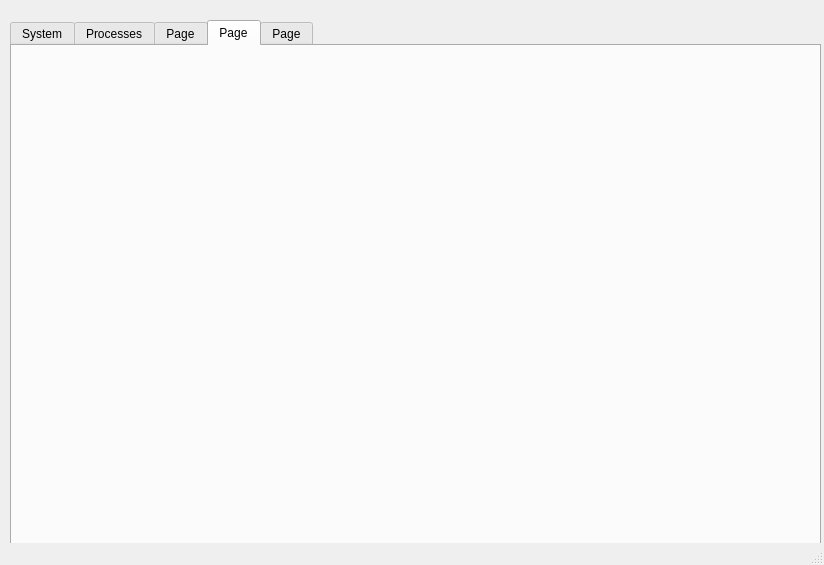
First picture: the form in mainwindow.ui, repository es6/task-manager, before the edit.
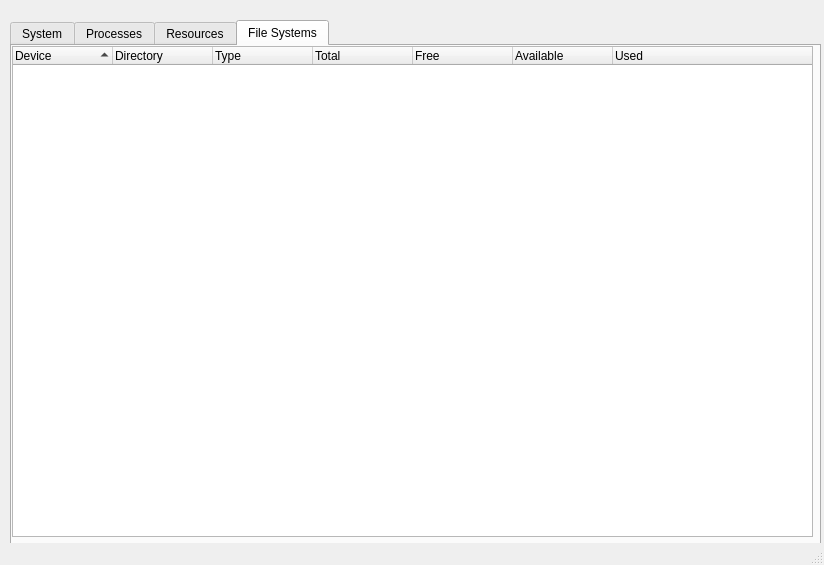
Second picture: the form after the edit. The open tabs and pages were chosen to show the change.

Commit message: File Systems Done. Merged with Processes

Patch:
```diff
--- a/mainwindow.ui
+++ b/mainwindow.ui
@@ -158,18 +158,61 @@
     </widget>
     <widget class="QWidget" name="tab_3">
      <attribute name="title">
-      <string>Page</string>
+      <string>Resources</string>
      </attribute>
     </widget>
     <widget class="QWidget" name="tab_4">
      <attribute name="title">
-      <string>Page</string>
+      <string>File Systems</string>
      </attribute>
-    </widget>
-    <widget class="QWidget" name="tab_5">
-     <attribute name="title">
-      <string>Page</string>
-     </attribute>
+     <widget class="QTreeWidget" name="treeWidgetFileSystem">
+      <property name="geometry">
+       <rect>
+        <x>0</x>
+        <y>0</y>
+        <width>801</width>
+        <height>491</height>
+       </rect>
+      </property>
+      <property name="sortingEnabled">
+       <bool>true</bool>
+      </property>
+      <column>
+       <property name="text">
+        <string>Device</string>
+       </property>
+      </column>
+      <column>
+       <property name="text">
+        <string>Directory</string>
+       </property>
+      </column>
+      <column>
+       <property name="text">
+        <string>Type</string>
+       </property>
+      </column>
+      <column>
+       <property name="text">
+        <string>Total</string>
+       </property>
+      </column>
+      <column>
+       <property name="text">
+        <string>Free</string>
+       </property>
+      </column>
+      <column>
+       <property name="text">
+        <string>Available</string>
+       </property>
+      </column>
+      <column>
+       <property name="text">
+        <string>Used</string>
+       </property>
+      </column>
+     </widget>
     </widget>
    </widget>
   </widget>
```
Left out of the diff: 2 changed lines with no effect on the pictures. The commit also changes 3 other files.
